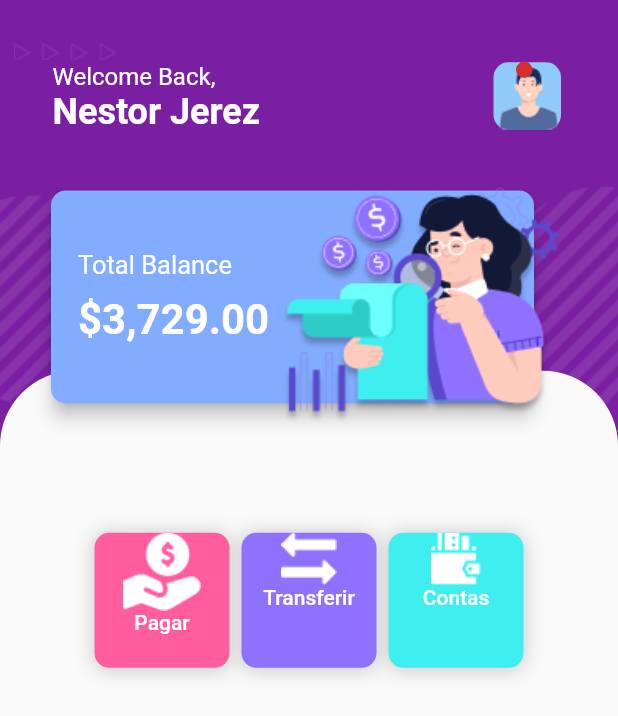
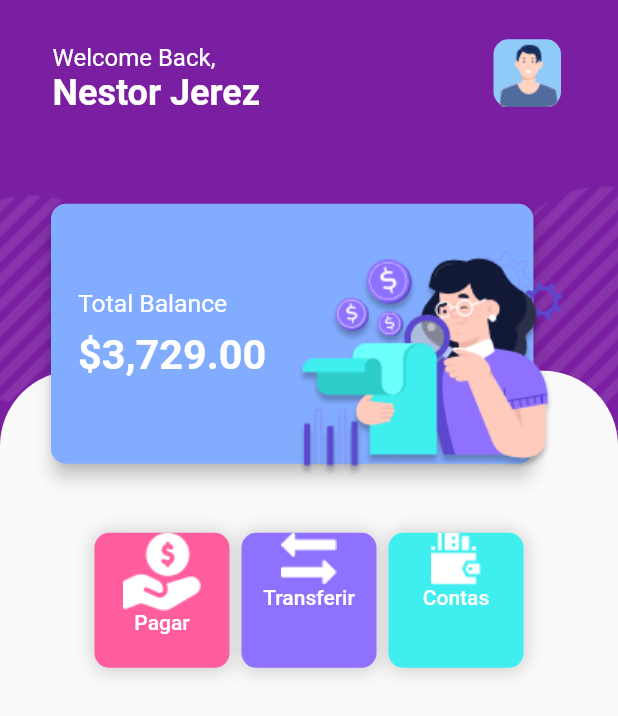
Before and after one commit to derek-alves/Bank-Wallet-Flutter, a Flutter app: the screen it shows after launch, on a phone screen of 412 x 824 dp. Shown: the top 716 px of the screen. Run offline on Flutter 3.47's test engine with Material 2 defaults, Android fonts, the phone set to English and light mode, and no system bars.

Commit message:
responsividade: part 1

```diff
--- a/lib/main.dart
+++ b/lib/main.dart
@@ -24,7 +24,8 @@ class MyApp extends StatelessWidget {
 class Home extends StatelessWidget {
   @override
   Widget build(BuildContext context) {
-    final mediaQuery = MediaQuery.of(context);
+    final mediaQuery = MediaQuery.of(context).size;
+    final paddingTopAppBar = mediaQuery.height * 0.03;
 
     SystemChrome.setSystemUIOverlayStyle(
         SystemUiOverlayStyle(statusBarColor: Colors.transparent));
@@ -35,8 +36,8 @@ class Home extends StatelessWidget {
         child: Stack(
           children: [
             Positioned(
-              left: MediaQuery.of(context).size.width * 0.80,
-              top: MediaQuery.of(context).size.width * 0.3,
+              left: mediaQuery.width * 0.80,
+              top: mediaQuery.width * 0.3,
               child: RotatedBox(
                 quarterTurns: 2,
                 child: Image.asset('assets/circle'
@@ -58,9 +59,9 @@ class Home extends StatelessWidget {
             Scaffold(
               backgroundColor: Colors.transparent,
               appBar: PreferredSize(
-                preferredSize: Size.fromHeight(90),
+                preferredSize: Size.fromHeight(mediaQuery.height * 0.13),
                 child: Container(
-                  padding: EdgeInsets.fromLTRB(0, 40, 0, 0),
+                  padding: EdgeInsets.fromLTRB(0, paddingTopAppBar, 0, 0),
                   child: AppBar(
                     titleSpacing: 35,
                     backgroundColor: Colors.purple[700],
@@ -101,8 +102,8 @@ class Home extends StatelessWidget {
                             ),
                           ),
                           Positioned(
-                            left: 20,
-                            bottom: 38,
+                            left: mediaQuery.height * 0.005,
+                            bottom: mediaQuery.height * 0.08,
                             child: Container(
                               width: 11,
                               height: 11,
@@ -124,7 +125,7 @@ class Home extends StatelessWidget {
                     mainAxisAlignment: MainAxisAlignment.end,
                     children: [
                       Container(
-                        height: MediaQuery.of(context).size.height * 0.70,
+                        height: mediaQuery.height * 0.70,
                         width: double.infinity,
                         decoration: BoxDecoration(
                           color: Colors.grey[50],
@@ -144,10 +145,10 @@ class Home extends StatelessWidget {
                     ],
                   ),
                   Positioned(
-                    top: MediaQuery.of(context).size.height * 0.04,
+                    top: mediaQuery.height * 0.03,
                     left: 30,
-                    height: 150,
-                    width: 330,
+                    height: mediaQuery.height * 0.22,
+                    width: mediaQuery.width * 0.8,
                     child: Card(
                       shape: RoundedRectangleBorder(
                         borderRadius: BorderRadius.circular((10)),
@@ -166,15 +167,15 @@ class Home extends StatelessWidget {
                                   'Total Balance',
                                   style: TextStyle(
                                       color: Colors.white,
-                                      fontSize: 17,
+                                      fontSize: mediaQuery.width * 0.04,
                                       fontWeight: FontWeight.w400),
                                 ),
-                                SizedBox(height: 10),
+                                SizedBox(height: mediaQuery.height * 0.01),
                                 Text(
                                   '\$3,729.00',
                                   style: TextStyle(
                                       color: Colors.white,
-                                      fontSize: 28,
+                                      fontSize: mediaQuery.width * 0.067,
                                       fontWeight: FontWeight.bold),
                                 ),
                               ],
@@ -185,11 +186,11 @@ class Home extends StatelessWidget {
                     ),
                   ),
                   Positioned(
-                    top: 33,
-                    left: 120,
+                    top: mediaQuery.height * 0.014,
+                    left: mediaQuery.width * 0.48,
                     child: Container(
-                      height: 160,
-                      width: 320,
+                      height: mediaQuery.height * 0.3,
+                      width: mediaQuery.width * 0.43,
                       child: Image.asset(
                         "assets/avatar.png",
                         fit: BoxFit.contain,
```
